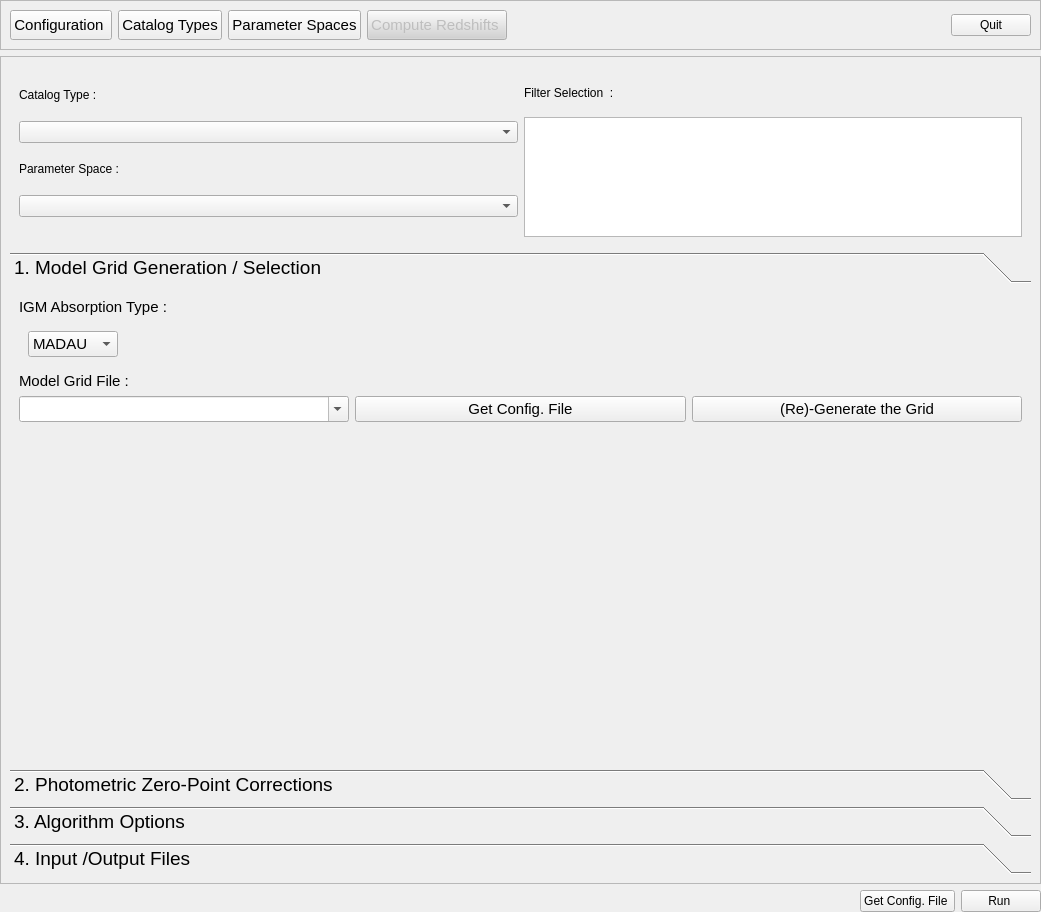
astrorama/Phosphoros, file PhzQtUI/auxdir/PhzQtUI/FormAnalysis.ui: the form before one commit.
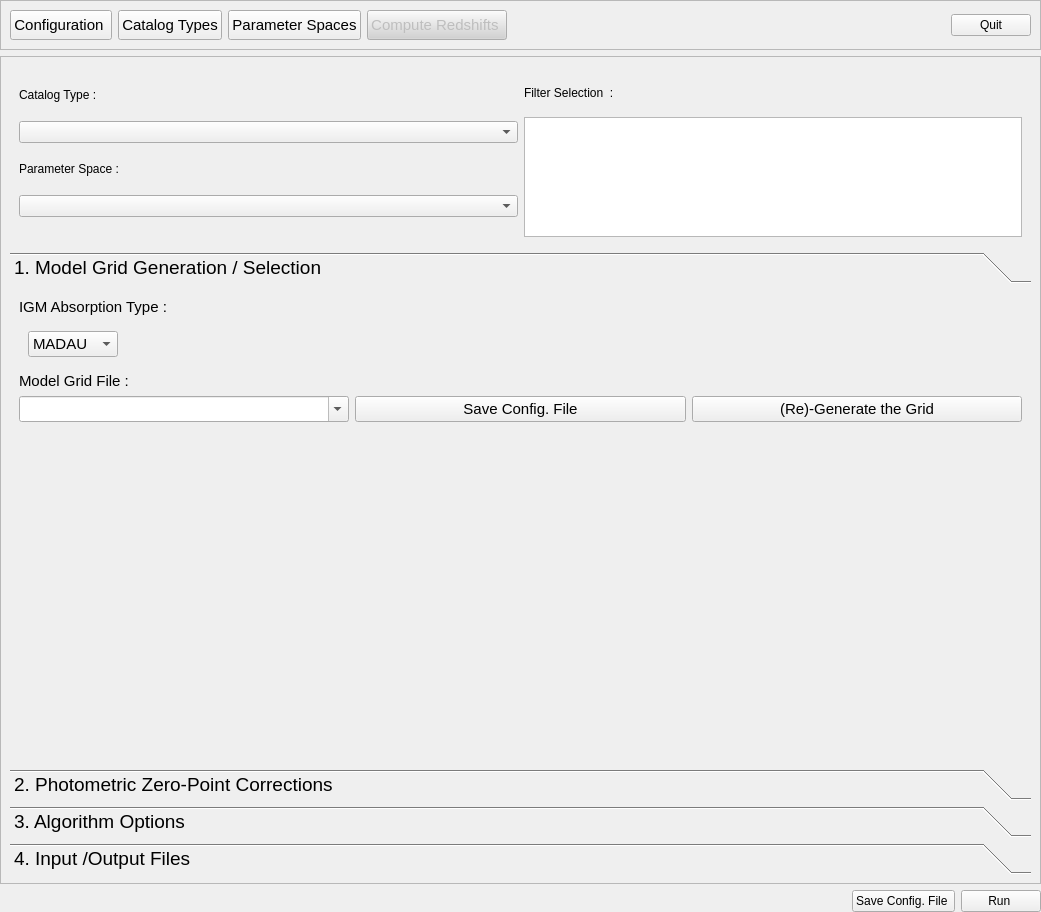
The form after the commit. The open tabs and pages were chosen to show the change.

```diff
--- a/PhzQtUI/auxdir/PhzQtUI/FormAnalysis.ui
+++ b/PhzQtUI/auxdir/PhzQtUI/FormAnalysis.ui
@@ -317,8 +317,8 @@
            <rect>
             <x>0</x>
             <y>0</y>
-            <width>417</width>
-            <height>162</height>
+            <width>1021</width>
+            <height>458</height>
            </rect>
           </property>
           <attribute name="label">
@@ -428,7 +428,7 @@
                   <string/>
                  </property>
                  <property name="text">
-                  <string>Get Config. File</string>
+                  <string>Save Config. File</string>
                  </property>
                 </widget>
                </item>
@@ -1372,7 +1372,7 @@
        <item>
         <widget class="QPushButton" name="btn_GetConfigAnalysis">
          <property name="text">
-          <string>Get Config. File </string>
+          <string>Save Config. File </string>
          </property>
         </widget>
        </item>
```
